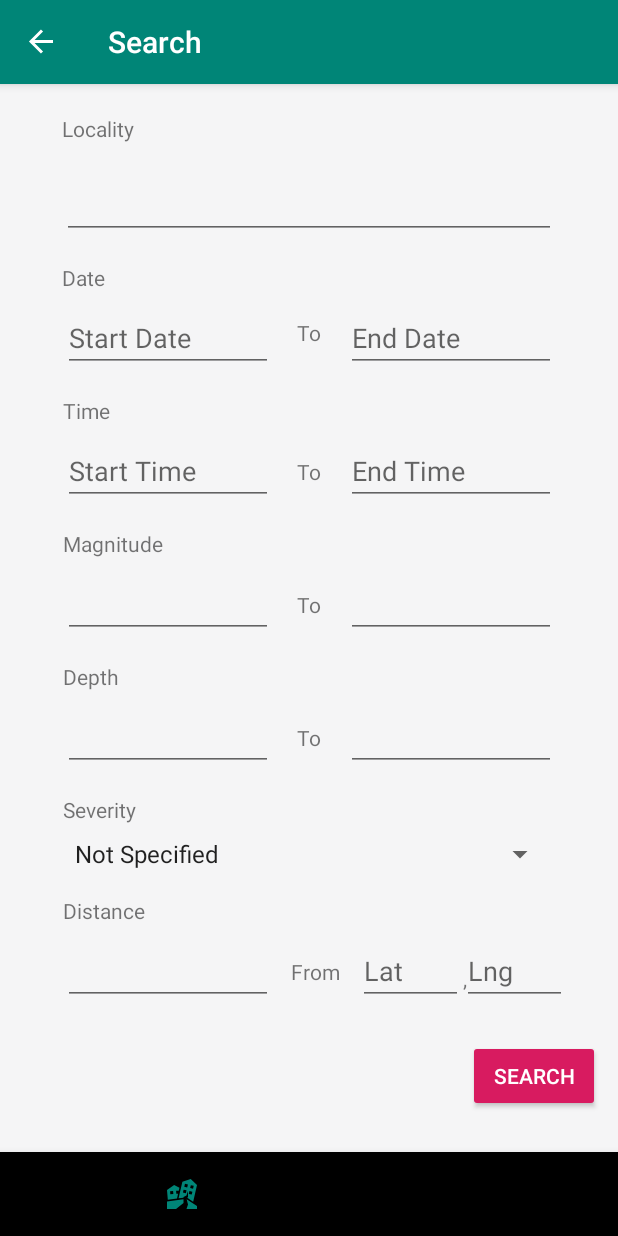
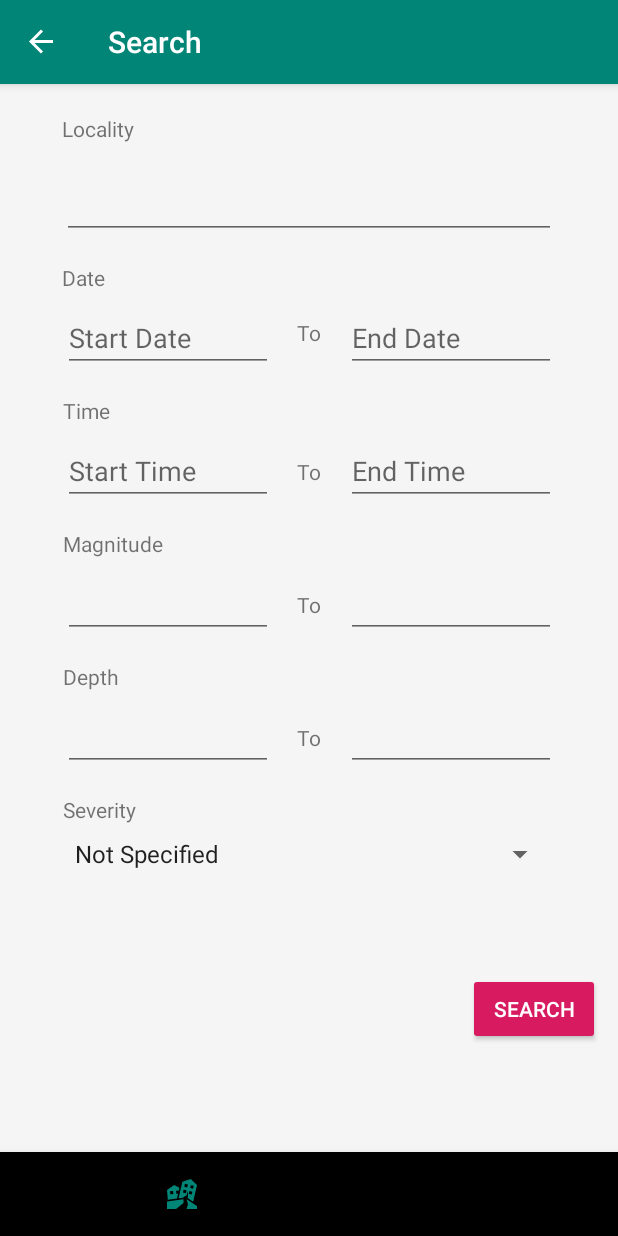
Before and after one commit to EuanFH/SeismicIncidentTracker, an Android app: the SeismicSearch screen opened through its navigation route, on a phone screen of 412 x 824 dp. Run offline under Robolectric (Android 15) with nearby library versions, the phone set to English and light mode, and no system bars; our stand-ins replace Room's generated code, navigation-ui.

Commit message:
Search Completed. Still needs option to clear search though.

```diff
--- a/app/src/main/java/net/chinzer/seismicincidenttracker/FragmentSortSearchActionBar.java
+++ b/app/src/main/java/net/chinzer/seismicincidenttracker/FragmentSortSearchActionBar.java
@@ -96,7 +96,7 @@ public abstract class FragmentSortSearchActionBar extends Fragment {
                                 seismicIncidentViewModel.setCurrentSortColumnItem(item.getItemId());
                                 break;
                         }
-                        seismicIncidentViewModel.sortSeismicIncidents(seismicIncidentViewModel.getCurrentSortColumn(), seismicIncidentViewModel.isCurrentAscending());
+                        seismicIncidentViewModel.sortSeismicIncidents();
                         return true;
                     }
                 });
--- a/app/src/main/java/net/chinzer/seismicincidenttracker/SeismicIncidentRepository.java
+++ b/app/src/main/java/net/chinzer/seismicincidenttracker/SeismicIncidentRepository.java
@@ -74,9 +74,6 @@ public class SeismicIncidentRepository {
            query = query.whereSeverity(search.getSeverity());
        }
 
-       if(search.getDistance() != null & search.getLatitude() != null & search.getLongitude() != null){
-           query = query.whereInRadias(search.getLatitude(), search.getLongitude(), search.getDistance());
-       }
        return seismicIncidentDAO.seismicIncidentsQuery(query.orderBy(column, ascending).compile());
    }
 
--- a/app/src/main/java/net/chinzer/seismicincidenttracker/SeismicSearch.java
+++ b/app/src/main/java/net/chinzer/seismicincidenttracker/SeismicSearch.java
@@ -31,9 +31,6 @@ public class SeismicSearch extends Fragment {
     private EditText startDepth;
     private EditText endDepth;
     private Spinner severity;
-    private EditText distance;
-    private EditText latitude;
-    private EditText longitude;
     private Button  searchButton;
 
 
@@ -51,10 +48,6 @@ public class SeismicSearch extends Fragment {
         startDepth = v.findViewById(R.id.startDepth);
         endDepth = v.findViewById(R.id.endDepth);
         severity = v.findViewById(R.id.severity);
-        distance = v.findViewById(R.id.distance);
-        latitude = v.findViewById(R.id.latitude);
-        longitude = v.findViewById(R.id.longitude);
-
 
         searchButton = v.findViewById(R.id.search_button);
 
@@ -62,6 +55,7 @@ public class SeismicSearch extends Fragment {
         addDateDialog(endDate);
         addTimeDialog(startTime);
         addTimeDialog(endTime);
+
         searchButton.setOnClickListener(searchOnClickListener());
         return v;
     }
@@ -70,6 +64,29 @@ public class SeismicSearch extends Fragment {
     public void onActivityCreated(Bundle savedInstanceState){
         super.onActivityCreated(savedInstanceState);
         seismicIncidentViewModel = ViewModelProviders.of(getActivity()).get(SeismicIncidentViewModel.class);
+        SeismicIncidentsSearch currentSearch = seismicIncidentViewModel.getCurrentSearch();
+        if(currentSearch != null){
+            locality.setText(currentSearch.getLocality());
+            startDate.setText(currentSearch.getStartDateString());
+            endDate.setText(currentSearch.getEndDateString());
+            startTime.setText(currentSearch.getStartTimeString());
+            endTime.setText(currentSearch.getEndTimeString());
+            startMagnitude.setText(currentSearch.getStartMagnitudeString());
+            endMagnitude.setText(currentSearch.getEndMagnitudeString());
+            startDepth.setText(currentSearch.getStartDepthString());
+            endDepth.setText(currentSearch.getEndDepthString());
+
+            String severityValue = currentSearch.getSeverity();
+            String[] severityStringArray = getResources().getStringArray(R.array.severity);
+            int severityPostion = 0;
+            for(int i = 0; i < severityStringArray.length; i++)
+            {
+                if(severityStringArray[i].equals(severityValue)){
+                    severityPostion = i;
+                }
+            }
+            severity.setSelection(severityPostion);
+        }
     }
 
     private void addDateDialog(EditText dateField){
@@ -123,10 +140,7 @@ public class SeismicSearch extends Fragment {
                         endMagnitude.getText().toString(),
                         startDepth.getText().toString(),
                         endDepth.getText().toString(),
-                        severity.getSelectedItem().toString(),
-                        latitude.getText().toString(),
-                        longitude.getText().toString(),
-                        distance.getText().toString()
+                        severity.getSelectedItem().toString()
                 ));
                 Navigation.findNavController(v).navigate(R.id.action_seismicSearch_to_seismic_incidents);
             }
--- a/app/src/main/res/layout/seismic_search.xml
+++ b/app/src/main/res/layout/seismic_search.xml
@@ -1,6 +1,7 @@
 <?xml version="1.0" encoding="utf-8"?>
 <androidx.constraintlayout.widget.ConstraintLayout xmlns:android="http://schemas.android.com/apk/res/android"
     xmlns:app="http://schemas.android.com/apk/res-auto"
+    xmlns:tools="http://schemas.android.com/tools"
     android:id="@+id/linearLayout"
     android:layout_width="match_parent"
     android:layout_height="match_parent"
@@ -229,7 +230,7 @@
         android:text="Search"
         app:layout_constraintBottom_toBottomOf="parent"
         app:layout_constraintEnd_toEndOf="parent"
-        app:layout_constraintTop_toBottomOf="@+id/longitude" />
+        app:layout_constraintTop_toBottomOf="@+id/severity" />
 
     <Spinner
         android:id="@+id/severity"
@@ -251,71 +252,4 @@
         app:layout_constraintStart_toStartOf="@+id/startDepth"
         app:layout_constraintTop_toBottomOf="@+id/startDepth" />
 
-    <TextView
-        android:id="@+id/distance_label"
-        android:layout_width="wrap_content"
-        android:layout_height="wrap_content"
-        android:layout_marginTop="16dp"
-        android:text="Distance"
-        app:layout_constraintStart_toStartOf="@+id/severity"
-        app:layout_constraintTop_toBottomOf="@+id/severity" />
-
-    <TextView
-        android:id="@+id/textView8"
-        android:layout_width="wrap_content"
-        android:layout_height="wrap_content"
-        android:layout_marginStart="8dp"
-        android:layout_marginTop="8dp"
-        android:layout_marginEnd="8dp"
-        android:layout_marginBottom="8dp"
-        android:text="From"
-        app:layout_constraintBottom_toBottomOf="@+id/latitude"
-        app:layout_constraintEnd_toStartOf="@+id/latitude"
-        app:layout_constraintStart_toEndOf="@+id/distance"
-        app:layout_constraintTop_toTopOf="@+id/distance" />
-
-    <EditText
-        android:id="@+id/distance"
-        android:layout_width="140dp"
-        android:layout_height="wrap_content"
-        android:layout_marginTop="8dp"
-        android:ems="10"
-        android:inputType="number"
-        app:layout_constraintStart_toStartOf="@+id/distance_label"
-        app:layout_constraintTop_toBottomOf="@+id/distance_label" />
-
-    <EditText
-        android:id="@+id/latitude"
-        android:layout_width="70dp"
-        android:layout_height="wrap_content"
-        android:layout_marginStart="8dp"
-        android:layout_marginTop="8dp"
-        android:ems="10"
-        android:hint="Lat"
-        android:inputType="numberDecimal"
-        app:layout_constraintStart_toStartOf="@+id/endDepth"
-        app:layout_constraintTop_toBottomOf="@+id/distance_label" />
-
-    <TextView
-        android:id="@+id/textView14"
-        android:layout_width="wrap_content"
-        android:layout_height="wrap_content"
-        android:layout_marginBottom="8dp"
-        android:text=","
-        app:layout_constraintBottom_toBottomOf="@+id/latitude"
-        app:layout_constraintStart_toEndOf="@+id/latitude" />
-
-    <EditText
-        android:id="@+id/longitude"
-        android:layout_width="70dp"
-        android:layout_height="wrap_content"
-        android:layout_marginStart="4dp"
-        android:layout_marginTop="8dp"
-        android:ems="10"
-        android:hint="Lng"
-        android:inputType="numberDecimal"
-        app:layout_constraintEnd_toEndOf="@+id/severity"
-        app:layout_constraintStart_toEndOf="@+id/textView14"
-        app:layout_constraintTop_toBottomOf="@+id/distance_label" />
-
 </androidx.constraintlayout.widget.ConstraintLayout>
```
Also changed, not shown: app/src/main/java/net/chinzer/seismicincidenttracker/DateTimeTypeConverters.java (+9 -1 lines), app/src/main/java/net/chinzer/seismicincidenttracker/SeismicIncidentQueryBuilder.java (+1 -12 lines), app/src/main/java/net/chinzer/seismicincidenttracker/SeismicIncidentViewModel.java (+16 -2 lines), app/src/main/java/net/chinzer/seismicincidenttracker/SeismicIncidentsSearch.java (+63 -50 lines).
